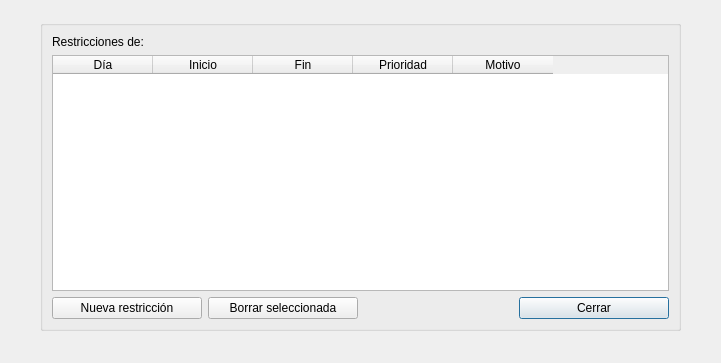
Old version of the form src/ui/lista_preferencias.ui in the repository IvanJesusCorbalanPascual/Creador-de-Horarios.
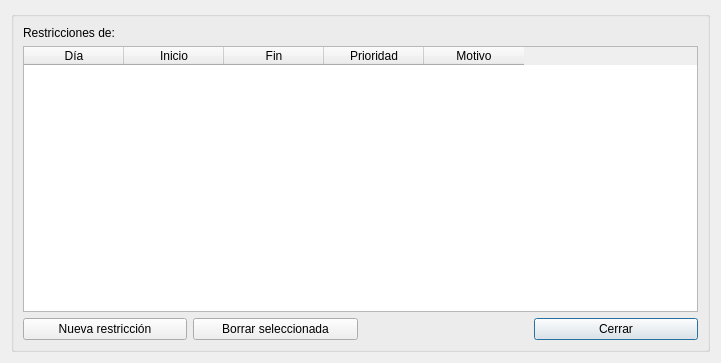
New version of the form.

What changed in the file:
```diff
--- a/src/ui/lista_preferencias.ui
+++ b/src/ui/lista_preferencias.ui
@@ -13,15 +13,9 @@
   <property name="windowTitle">
    <string>Dialog</string>
   </property>
+  <layout class="QVBoxLayout" name="verticalLayout">
+   <item>
   <widget class="QGroupBox" name="groupBox">
-   <property name="geometry">
-    <rect>
-     <x>40</x>
-     <y>20</y>
-     <width>641</width>
-     <height>311</height>
-    </rect>
-   </property>
    <property name="title">
     <string/>
    </property>
@@ -95,6 +89,8 @@
     </item>
    </layout>
   </widget>
+   </item>
+  </layout>
  </widget>
  <resources/>
  <connections/>
```
Lines whose indentation alone changed are shown as unchanged.
